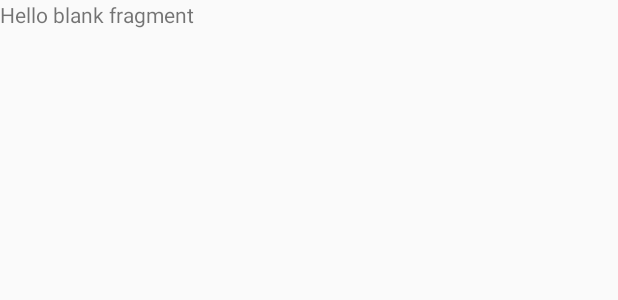
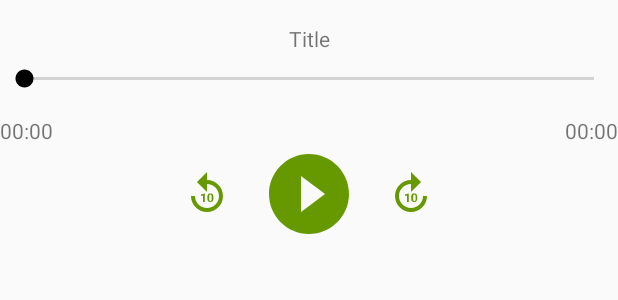
Before and after one commit to maxterjy/voa-learning-english-android, an Android app: the layout fragment_audio_play.xml on its own in the app's theme, with its tools: preview values and no code run, on a phone screen of 412 x 824 dp. Shown: the top 300 px of the screen. Run offline under Robolectric (Android 15) with nearby library versions, the phone set to English and light mode, and no system bars; network calls fail.

```diff
--- a/VOALearning/app/src/main/AndroidManifest.xml
+++ b/VOALearning/app/src/main/AndroidManifest.xml
@@ -19,7 +19,7 @@
 
         <activity
                 android:name=".MainActivity"
-                android:configChanges="orientation|screenSize|keyboard|keyboardHidden|density">
+                >
             <intent-filter>
                 <action android:name="android.intent.action.MAIN"/>
 
--- /dev/null
+++ b/VOALearning/app/src/main/res/drawable/ic_skip_backward.xml
@@ -0,0 +1,5 @@
+<vector android:height="24dp" android:tint="#669900"
+    android:viewportHeight="24.0" android:viewportWidth="24.0"
+    android:width="24dp" xmlns:android="http://schemas.android.com/apk/res/android">
+    <path android:fillColor="#FF000000" android:pathData="M12,5L12,1L7,6l5,5L12,7c3.3,0 6,2.7 6,6s-2.7,6 -6,6 -6,-2.7 -6,-6L4,13c0,4.4 3.6,8 8,8s8,-3.6 8,-8 -3.6,-8 -8,-8zM10.9,16L10,16v-3.3L9,13v-0.7l1.8,-0.6h0.1L10.9,16zM15.2,14.2c0,0.3 0,0.6 -0.1,0.8l-0.3,0.6s-0.3,0.3 -0.5,0.3 -0.4,0.1 -0.6,0.1 -0.4,0 -0.6,-0.1 -0.3,-0.2 -0.5,-0.3 -0.2,-0.3 -0.3,-0.6 -0.1,-0.5 -0.1,-0.8v-0.7c0,-0.3 0,-0.6 0.1,-0.8l0.3,-0.6s0.3,-0.3 0.5,-0.3 0.4,-0.1 0.6,-0.1 0.4,0 0.6,0.1c0.2,0.1 0.3,0.2 0.5,0.3s0.2,0.3 0.3,0.6 0.1,0.5 0.1,0.8v0.7zM14.3,13.4v-0.5s-0.1,-0.2 -0.1,-0.3 -0.1,-0.1 -0.2,-0.2 -0.2,-0.1 -0.3,-0.1 -0.2,0 -0.3,0.1l-0.2,0.2s-0.1,0.2 -0.1,0.3v2s0.1,0.2 0.1,0.3 0.1,0.1 0.2,0.2 0.2,0.1 0.3,0.1 0.2,0 0.3,-0.1l0.2,-0.2s0.1,-0.2 0.1,-0.3v-1.5z"/>
+</vector>
--- /dev/null
+++ b/VOALearning/app/src/main/res/drawable/ic_skip_forward.xml
@@ -0,0 +1,5 @@
+<vector android:height="24dp" android:tint="#669900"
+    android:viewportHeight="24.0" android:viewportWidth="24.0"
+    android:width="24dp" xmlns:android="http://schemas.android.com/apk/res/android">
+    <path android:fillColor="#FF000000" android:pathData="M4,13c0,4.4 3.6,8 8,8s8,-3.6 8,-8h-2c0,3.3 -2.7,6 -6,6s-6,-2.7 -6,-6 2.7,-6 6,-6v4l5,-5 -5,-5v4c-4.4,0 -8,3.6 -8,8zM10.8,16L10,16v-3.3L9,13v-0.7l1.8,-0.6h0.1L10.9,16zM15.1,14.2c0,0.3 0,0.6 -0.1,0.8l-0.3,0.6s-0.3,0.3 -0.5,0.3 -0.4,0.1 -0.6,0.1 -0.4,0 -0.6,-0.1 -0.3,-0.2 -0.5,-0.3 -0.2,-0.3 -0.3,-0.6 -0.1,-0.5 -0.1,-0.8v-0.7c0,-0.3 0,-0.6 0.1,-0.8l0.3,-0.6s0.3,-0.3 0.5,-0.3 0.4,-0.1 0.6,-0.1 0.4,0 0.6,0.1 0.3,0.2 0.5,0.3 0.2,0.3 0.3,0.6 0.1,0.5 0.1,0.8v0.7zM14.3,13.4v-0.5s-0.1,-0.2 -0.1,-0.3 -0.1,-0.1 -0.2,-0.2 -0.2,-0.1 -0.3,-0.1 -0.2,0 -0.3,0.1l-0.2,0.2s-0.1,0.2 -0.1,0.3v2s0.1,0.2 0.1,0.3 0.1,0.1 0.2,0.2 0.2,0.1 0.3,0.1 0.2,0 0.3,-0.1l0.2,-0.2s0.1,-0.2 0.1,-0.3v-1.5z"/>
+</vector>
--- a/VOALearning/app/src/main/res/layout/fragment_audio_play.xml
+++ b/VOALearning/app/src/main/res/layout/fragment_audio_play.xml
@@ -1,14 +1,75 @@
 <?xml version="1.0" encoding="utf-8"?>
-<FrameLayout xmlns:android="http://schemas.android.com/apk/res/android"
-             xmlns:tools="http://schemas.android.com/tools"
-             android:layout_width="match_parent"
-             android:layout_height="match_parent"
-             tools:context=".audioplayer.AudioPlayFragment">
+<layout xmlns:android="http://schemas.android.com/apk/res/android" xmlns:tools="http://schemas.android.com/tools">
 
-    <!-- TODO: Update blank fragment layout -->
-    <TextView
+    <data>
+
+    </data>
+
+    <LinearLayout
             android:layout_width="match_parent"
             android:layout_height="match_parent"
-            android:text="@string/hello_blank_fragment"/>
+            android:orientation="vertical"
+            tools:context=".audioplayer.AudioPlayFragment">
 
-</FrameLayout>
+        <TextView
+                android:id="@+id/title"
+                android:layout_width="match_parent"
+                android:layout_height="wrap_content"
+                android:text="Title"
+                android:gravity="center"
+                android:layout_marginTop="16dp"/>
+
+        <SeekBar
+                android:id="@+id/bar_playback"
+                android:layout_width="match_parent"
+                android:layout_height="wrap_content"
+                android:layout_marginTop="8dp"/>
+
+        <RelativeLayout
+                android:layout_marginTop="16dp"
+                android:layout_width="match_parent"
+                android:layout_height="wrap_content">
+
+            <TextView
+                    android:id="@+id/tv_current_time"
+                    android:layout_width="wrap_content"
+                    android:layout_height="wrap_content"
+                    android:layout_alignParentLeft="true"
+                    android:text="00:00"/>
+
+            <Button
+                    android:id="@+id/btn_skip_backward"
+                    android:layout_width="32dp"
+                    android:layout_height="32dp"
+                    android:background="@drawable/ic_skip_backward"
+                    android:layout_centerVertical="true"
+                    android:layout_toLeftOf="@id/btn_play"/>
+
+            <Button
+                    android:id="@+id/btn_play"
+                    android:layout_width="64dp"
+                    android:layout_height="64dp"
+                    android:background="@drawable/ic_play"
+                    android:layout_centerVertical="true"
+                    android:layout_centerHorizontal="true"
+                    android:layout_margin="20dp"/>
+
+            <Button
+                    android:id="@+id/btn_skip_forward"
+                    android:layout_width="32dp"
+                    android:layout_height="32dp"
+                    android:background="@drawable/ic_skip_forward"
+                    android:layout_centerVertical="true"
+                    android:layout_toRightOf="@id/btn_play"/>/>
+
+            <TextView
+                    android:id="@+id/tv_duration"
+                    android:layout_width="wrap_content"
+                    android:layout_height="wrap_content"
+                    android:layout_alignParentRight="true"
+                    android:text="00:00"/>
+
+        </RelativeLayout>
+
+    </LinearLayout>
+</layout>
--- a/VOALearning/app/src/main/res/navigation/main_navigation.xml
+++ b/VOALearning/app/src/main/res/navigation/main_navigation.xml
@@ -3,7 +3,7 @@
             xmlns:app="http://schemas.android.com/apk/res-auto"
             xmlns:tools="http://schemas.android.com/tools"
             android:id="@+id/main_navigation"
-            app:startDestination="@id/audioPlayFragment">
+            app:startDestination="@id/listChannelFragment">
 
     <fragment android:id="@+id/listChannelFragment"
               android:name="minimalism.voalearning.listchannel.ChannelListFragment"
@@ -22,6 +22,8 @@
         <argument
                 android:name="zone_id" app:argType="string"/>
         <argument android:name="title" app:argType="string"/>
+        <action
+                android:id="@+id/action_newsListFragment_to_audioPlayFragment" app:destination="@id/audioPlayFragment"/>
     </fragment>
 
     <fragment
```
Also changed, not shown: VOALearning/app/src/main/java/minimalism/voalearning/MainActivity.kt (+34 -0 lines), VOALearning/app/src/main/java/minimalism/voalearning/audioplayer/AudioPlayFragment.kt (+10 -25 lines), VOALearning/app/src/main/java/minimalism/voalearning/audioplayer/AudioPlayServiceHolder.kt (added, +7 -0 lines), VOALearning/app/src/main/java/minimalism/voalearning/audioplayer/AudioService.kt (+30 -10 lines), VOALearning/app/src/main/java/minimalism/voalearning/newslist/LoadNewsTask.kt (deleted, +0 -15 lines), VOALearning/app/src/main/java/minimalism/voalearning/newslist/NewsListAdapter.kt (+11 -2 lines), VOALearning/app/src/main/java/minimalism/voalearning/newslist/NewsListFragment.kt (+10 -3 lines).
